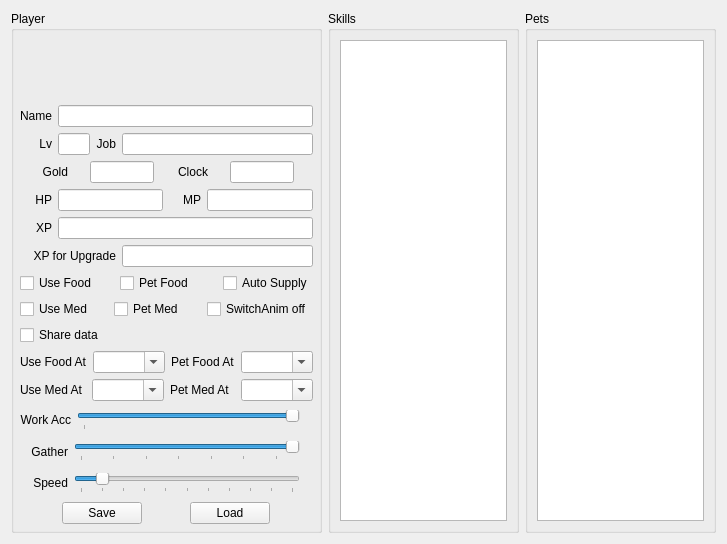
hzqst/CGAssistant, file CGAssistant/playerform.ui: the form before one commit.
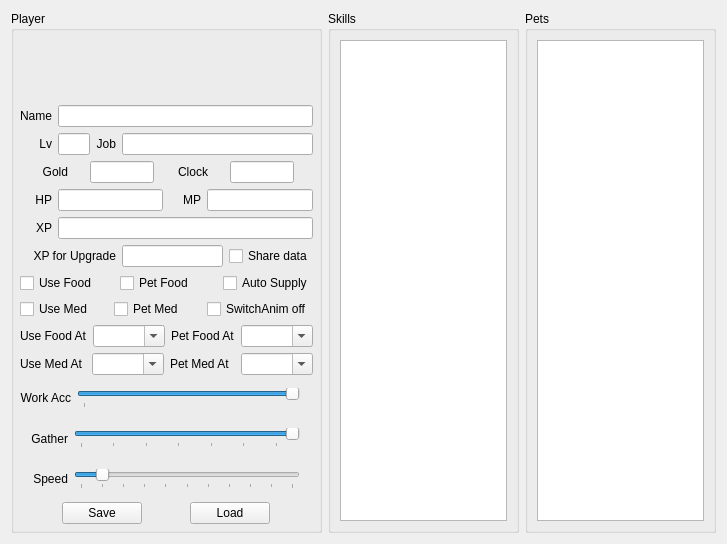
The form after the commit.

```diff
--- a/CGAssistant/playerform.ui
+++ b/CGAssistant/playerform.ui
@@ -546,6 +546,25 @@
           </property>
          </widget>
         </item>
+        <item>
+         <widget class="QCheckBox" name="checkBox_shareData">
+          <property name="enabled">
+           <bool>true</bool>
+          </property>
+          <property name="toolTip">
+           <string>Share non-sensitive data to help CGAssistant works better</string>
+          </property>
+          <property name="text">
+           <string>Share data</string>
+          </property>
+          <property name="checkable">
+           <bool>true</bool>
+          </property>
+          <property name="tristate">
+           <bool>false</bool>
+          </property>
+         </widget>
+        </item>
        </layout>
       </item>
       <item>
@@ -676,29 +695,6 @@
         </item>
        </layout>
       </item>
-      <item>
-       <layout class="QHBoxLayout" name="horizontalLayout_17" stretch="0">
-        <item>
-         <widget class="QCheckBox" name="checkBox_shareData">
-          <property name="enabled">
-           <bool>true</bool>
-          </property>
-          <property name="toolTip">
-           <string>Share non-sensitive data to help CGAssistant works better</string>
-          </property>
-          <property name="text">
-           <string>Share data</string>
-          </property>
-          <property name="checkable">
-           <bool>true</bool>
-          </property>
-          <property name="tristate">
-           <bool>false</bool>
-          </property>
-         </widget>
-        </item>
-       </layout>
-      </item>
       <item>
        <layout class="QHBoxLayout" name="horizontalLayout_15">
         <item>
```
Left out of the diff: 2 changed lines with no effect on the pictures.
